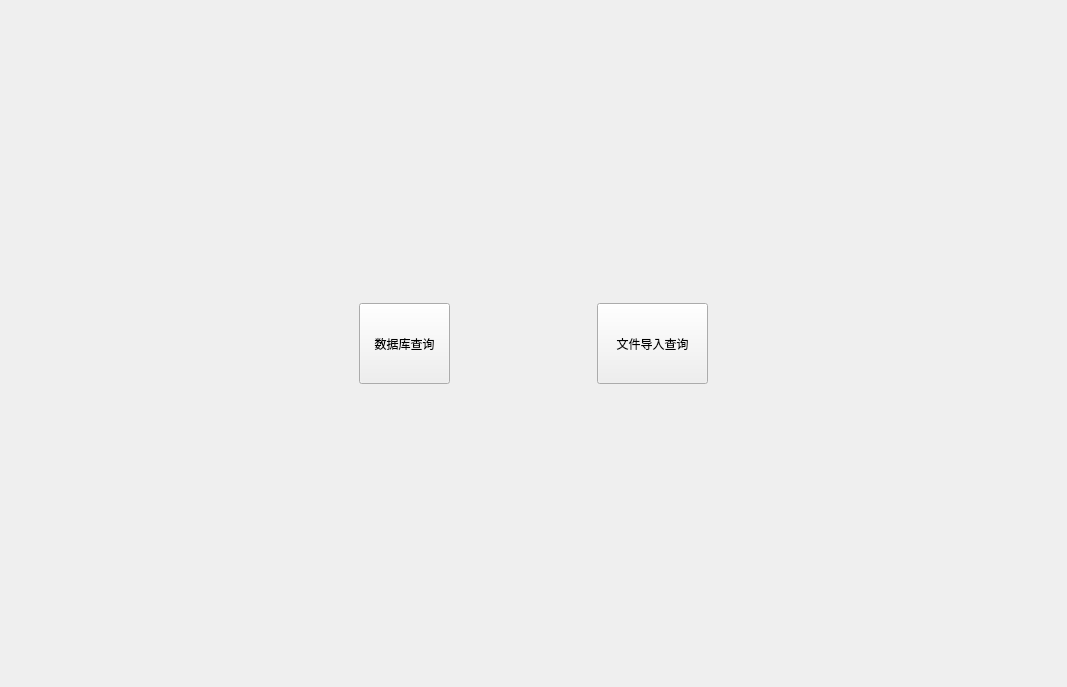
This is lab04/lab04/welcome.ui in 1580994065/Qt_2018_FALL_Homework as Qt 5 draws it before an edit. The edited form follows.
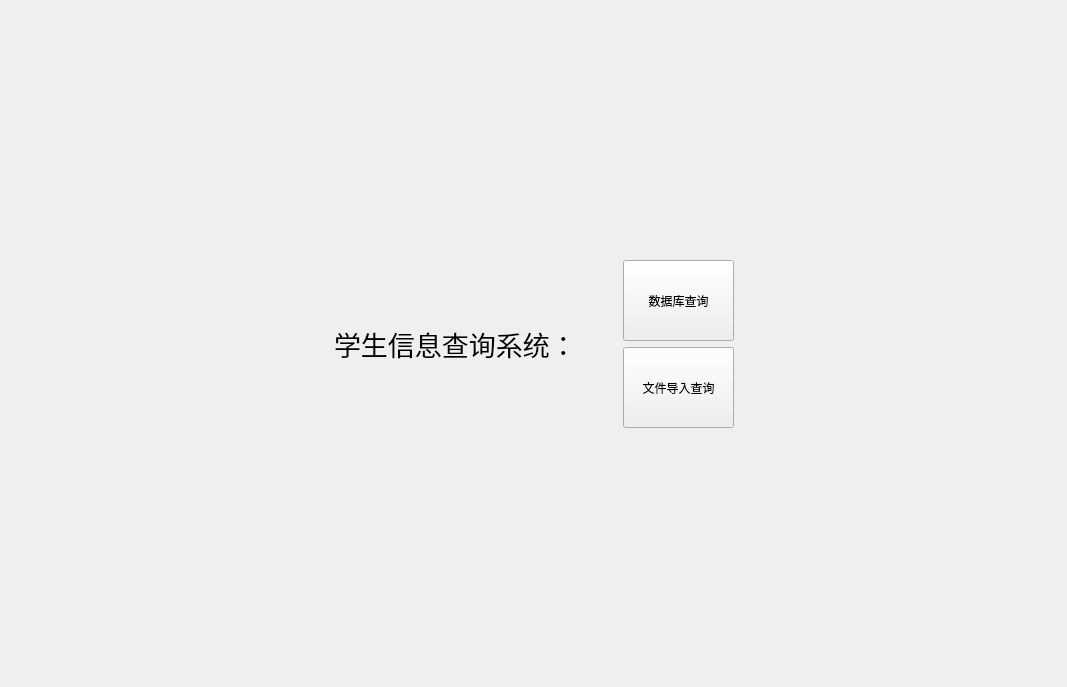
This is the edited form.

The edit to the form file:
```diff
--- a/lab04/lab04/welcome.ui
+++ b/lab04/lab04/welcome.ui
@@ -13,8 +13,12 @@
   <property name="windowTitle">
    <string>Form</string>
   </property>
-  <layout class="QVBoxLayout" name="verticalLayout">
-   <item>
+  <property name="styleSheet">
+   <string notr="true">
+</string>
+  </property>
+  <layout class="QGridLayout" name="gridLayout">
+   <item row="0" column="1">
     <spacer name="verticalSpacer_2">
      <property name="orientation">
       <enum>Qt::Vertical</enum>
@@ -22,15 +26,38 @@
      <property name="sizeHint" stdset="0">
       <size>
        <width>20</width>
-       <height>280</height>
+       <height>236</height>
       </size>
      </property>
     </spacer>
    </item>
-   <item>
-    <layout class="QHBoxLayout" name="horizontalLayout_2">
+   <item row="1" column="0">
+    <spacer name="horizontalSpacer_2">
+     <property name="orientation">
+      <enum>Qt::Horizontal</enum>
+     </property>
+     <property name="sizeHint" stdset="0">
+      <size>
+       <width>280</width>
+       <height>20</height>
+      </size>
+     </property>
+    </spacer>
+   </item>
+   <item row="1" column="1">
+    <layout class="QHBoxLayout" name="horizontalLayout">
      <item>
-      <spacer name="horizontalSpacer_2">
+      <widget class="QLabel" name="label">
+       <property name="focusPolicy">
+        <enum>Qt::NoFocus</enum>
+       </property>
+       <property name="text">
+        <string>&lt;html&gt;&lt;head/&gt;&lt;body&gt;&lt;p&gt;&lt;span style=&quot; font-size:20pt;&quot;&gt;学生信息查询系统：&lt;/span&gt;&lt;/p&gt;&lt;/body&gt;&lt;/html&gt;</string>
+       </property>
+      </widget>
+     </item>
+     <item>
+      <spacer name="horizontalSpacer_3">
        <property name="orientation">
         <enum>Qt::Horizontal</enum>
        </property>
@@ -43,7 +70,7 @@
       </spacer>
      </item>
      <item>
-      <layout class="QHBoxLayout" name="horizontalLayout">
+      <layout class="QVBoxLayout" name="verticalLayout">
        <item>
         <widget class="QPushButton" name="sql_source_button">
          <property name="minimumSize">
@@ -57,19 +84,6 @@
          </property>
         </widget>
        </item>
-       <item>
-        <spacer name="horizontalSpacer">
-         <property name="orientation">
-          <enum>Qt::Horizontal</enum>
-         </property>
-         <property name="sizeHint" stdset="0">
-          <size>
-           <width>40</width>
-           <height>20</height>
-          </size>
-         </property>
-        </spacer>
-       </item>
        <item>
         <widget class="QPushButton" name="file_source_button">
          <property name="minimumSize">
@@ -85,22 +99,22 @@
        </item>
       </layout>
      </item>
-     <item>
-      <spacer name="horizontalSpacer_3">
-       <property name="orientation">
-        <enum>Qt::Horizontal</enum>
-       </property>
-       <property name="sizeHint" stdset="0">
-        <size>
-         <width>40</width>
-         <height>20</height>
-        </size>
-       </property>
-      </spacer>
-     </item>
     </layout>
    </item>
-   <item>
+   <item row="1" column="2">
+    <spacer name="horizontalSpacer">
+     <property name="orientation">
+      <enum>Qt::Horizontal</enum>
+     </property>
+     <property name="sizeHint" stdset="0">
+      <size>
+       <width>279</width>
+       <height>20</height>
+      </size>
+     </property>
+    </spacer>
+   </item>
+   <item row="2" column="1">
     <spacer name="verticalSpacer">
      <property name="orientation">
       <enum>Qt::Vertical</enum>
@@ -108,7 +122,7 @@
      <property name="sizeHint" stdset="0">
       <size>
        <width>20</width>
-       <height>280</height>
+       <height>236</height>
       </size>
      </property>
     </spacer>
```
